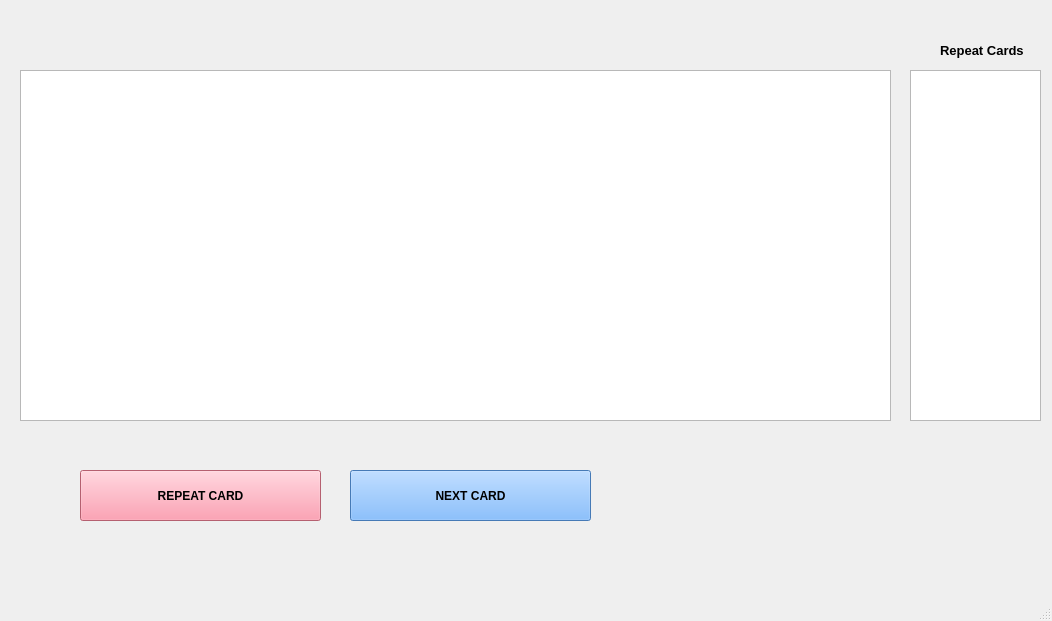
Qt form flashCard_GUI.ui (chadg77/FlashCard) before a commit.
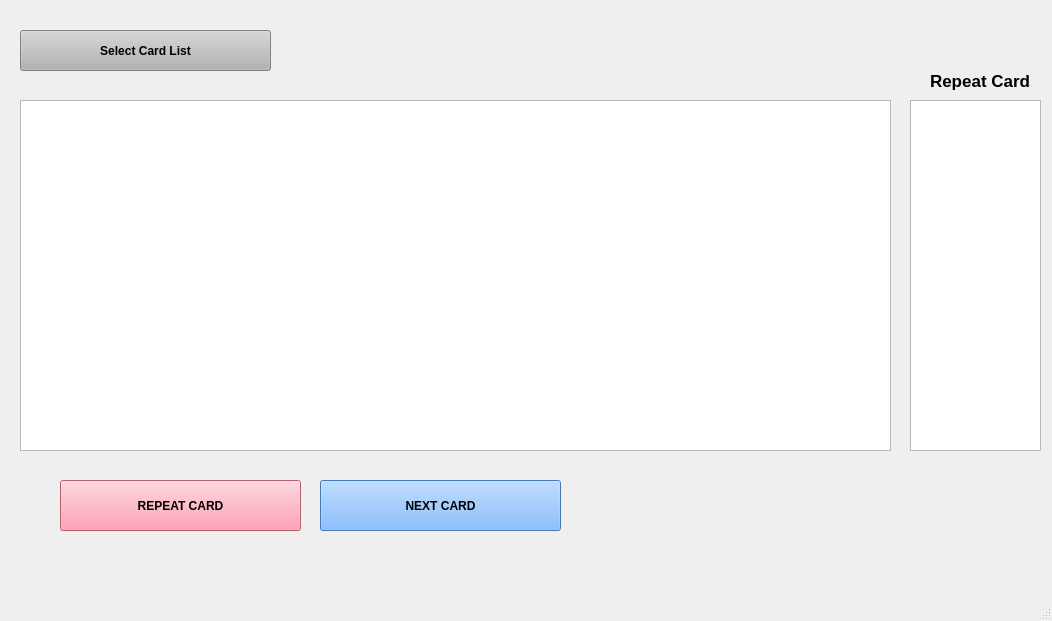
The same form after that commit.

Commit message: removed hardcoded txt file  name, added option to browse and load card list

What changed in the file:
```diff
--- a/flashCard_GUI.ui
+++ b/flashCard_GUI.ui
@@ -18,7 +18,7 @@
     <property name="geometry">
      <rect>
       <x>20</x>
-      <y>70</y>
+      <y>100</y>
       <width>871</width>
       <height>351</height>
      </rect>
@@ -26,7 +26,7 @@
     <property name="font">
      <font>
       <family>Arial</family>
-      <pointsize>288</pointsize>
+      <pointsize>144</pointsize>
       <weight>75</weight>
       <bold>true</bold>
      </font>
@@ -38,8 +38,8 @@
    <widget class="QPushButton" name="nextCard">
     <property name="geometry">
      <rect>
-      <x>350</x>
-      <y>470</y>
+      <x>320</x>
+      <y>480</y>
       <width>241</width>
       <height>51</height>
      </rect>
@@ -62,7 +62,7 @@
     <property name="geometry">
      <rect>
       <x>910</x>
-      <y>70</y>
+      <y>100</y>
       <width>131</width>
       <height>351</height>
      </rect>
@@ -71,8 +71,8 @@
    <widget class="QPushButton" name="repeatCard">
     <property name="geometry">
      <rect>
-      <x>80</x>
-      <y>470</y>
+      <x>60</x>
+      <y>480</y>
       <width>241</width>
       <height>51</height>
      </rect>
@@ -94,16 +94,16 @@
    <widget class="QLabel" name="label">
     <property name="geometry">
      <rect>
-      <x>940</x>
-      <y>40</y>
-      <width>91</width>
+      <x>930</x>
+      <y>70</y>
+      <width>101</width>
       <height>21</height>
      </rect>
     </property>
     <property name="font">
      <font>
       <family>Arial</family>
-      <pointsize>10</pointsize>
+      <pointsize>13</pointsize>
       <weight>75</weight>
       <bold>true</bold>
      </font>
@@ -112,6 +112,32 @@
      <string>Repeat Cards</string>
     </property>
    </widget>
+   <widget class="QPushButton" name="selectList">
+    <property name="geometry">
+     <rect>
+      <x>20</x>
+      <y>30</y>
+      <width>251</width>
+      <height>41</height>
+     </rect>
+    </property>
+    <property name="font">
+     <font>
+      <family>Arial</family>
+      <weight>75</weight>
+      <bold>true</bold>
+     </font>
+    </property>
+    <property name="autoFillBackground">
+     <bool>false</bool>
+    </property>
+    <property name="styleSheet">
+     <string notr="true">background-color: rgb(179, 179, 179)</string>
+    </property>
+    <property name="text">
+     <string>Select Card List</string>
+    </property>
+   </widget>
   </widget>
   <widget class="QMenuBar" name="menubar">
    <property name="geometry">
```
The commit also changes 9 other files.
